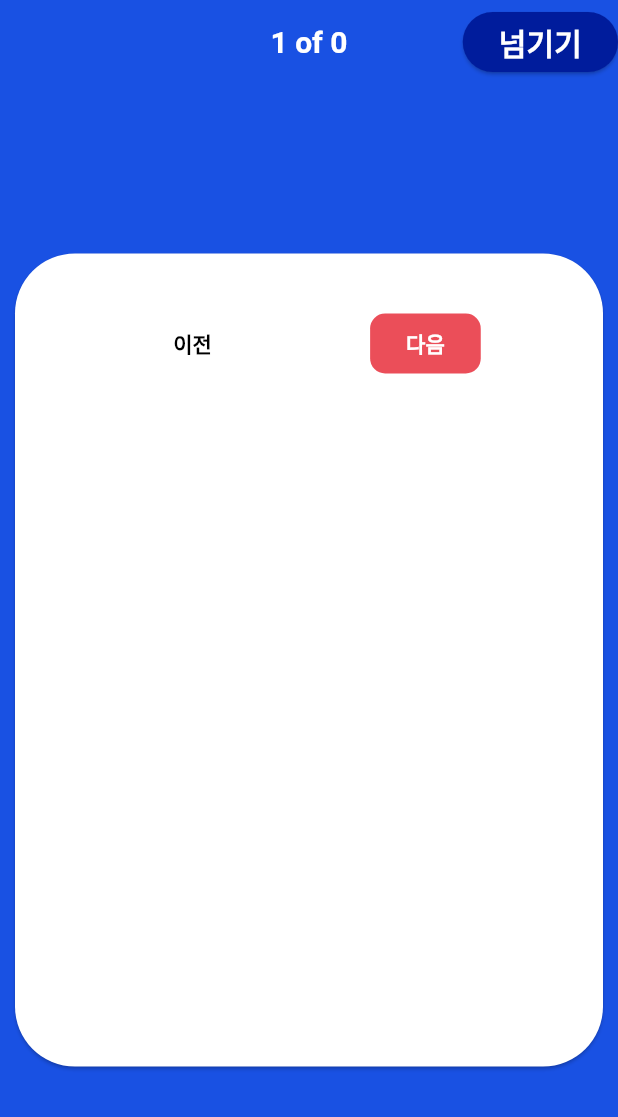
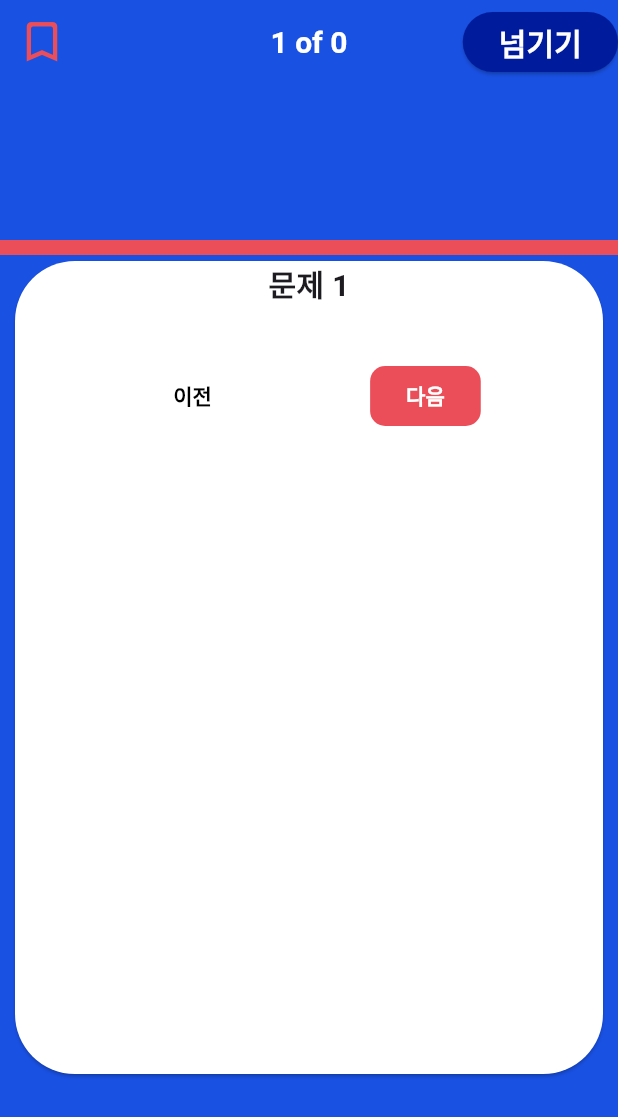
Before and after one commit to yeonhyeeun/teamwork, a Flutter app: the QuizPage screen opened directly with empty values, on a phone screen of 412 x 824 dp. Shown: the top 1117 px of the screen. Run offline on Flutter 3.47's test engine with Material 3 defaults, Android fonts, the phone set to English and light mode, and no system bars; drawn by our look-alikes of percent_indicator; our stand-ins replace animated_flip_counter, cloud_firestore, firebase_auth, firebase_core, fl_chart, flutter_svg and 3 more; accounts and stored records are empty.

Commit message:
add progress bar in quiz page

```diff
--- a/lib/home.dart
+++ b/lib/home.dart
@@ -249,10 +249,6 @@ class _HomePageState extends State<HomePage> {
                     .collection('lecture')
                     .snapshots(),
                 builder: (context, snapshot) {
-                  // 이 부분에서 stateful+hasData을 사용하면서 데이터를 계속 거의 무한으로 가져오게 됨 -> 에러 원인
-                  // if (!snapshot.hasData) {
-                  //   return const CircularProgressIndicator(); // Loading indicator
-                  // }
                   if (snapshot.hasError) {
                     return Text('Error: ${snapshot.error}');
                   }
--- a/lib/quiz.dart
+++ b/lib/quiz.dart
@@ -1,6 +1,7 @@
 import 'package:flutter/material.dart';
 import 'package:cloud_firestore/cloud_firestore.dart';
 import 'package:google_fonts/google_fonts.dart';
+import 'package:percent_indicator/linear_percent_indicator.dart';
 
 import 'color/color.dart';
 
@@ -116,6 +117,7 @@ class _QuizPageState extends State<QuizPage> {
     return Scaffold(
       appBar: AppBar(
         backgroundColor: CustomColor.primary,
+        leading: IconButton(onPressed: () {}, icon: Icon(Icons.bookmark_outline_rounded,size: 35,color: CustomColor.brightRed,)),
         title: Text(
           '${currentQuestionIndex + 1} of ${quizData.length}',
           style: GoogleFonts.nanumGothic(
@@ -149,6 +151,14 @@ class _QuizPageState extends State<QuizPage> {
           mainAxisAlignment: MainAxisAlignment.center,
           crossAxisAlignment: CrossAxisAlignment.center,
           children: [
+            LinearPercentIndicator(
+              padding: EdgeInsets.zero,
+              percent: (currentQuestionIndex + 1) / quizData.length.toDouble(),
+              lineHeight: 10,
+              backgroundColor: Colors.white,
+              progressColor: CustomColor.brightRed,
+              width: MediaQuery.of(context).size.width,
+            ),
             Container(
               width: 400,
               height: 550,
@@ -159,6 +169,8 @@ class _QuizPageState extends State<QuizPage> {
                 ),
                 child: Column(
                   children: [
+                    Text('문제 ${currentQuestionIndex + 1}',style: GoogleFonts.nanumGothic(
+                        fontSize: 20, fontWeight: FontWeight.bold),),
                     Text(
                       quizData.isNotEmpty
                           ? quizData[currentQuestionIndex]['questionText']
```
Also changed, not shown: 1 other file.
